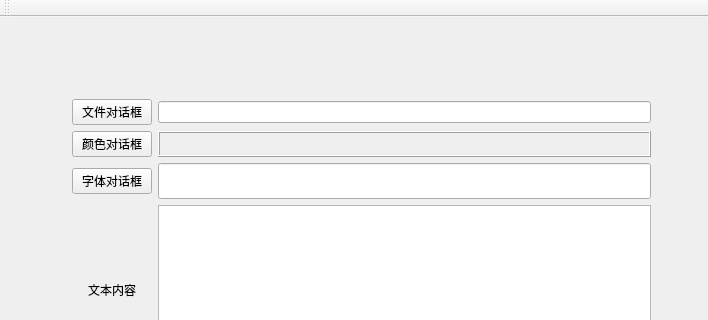
Above: SysDialogs/mainwindow.ui from AnClark/LearnQt before the change; both pictures show x 0 to 708 and y 0 to 320 of the 708 by 498 pixel window. Below: the same form after it.
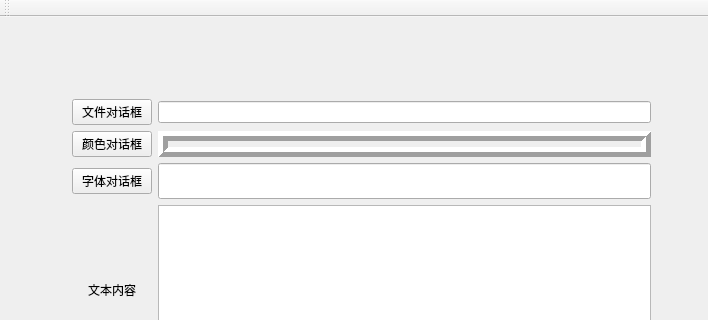
That is the form after the change.

```diff
--- a/SysDialogs/mainwindow.ui
+++ b/SysDialogs/mainwindow.ui
@@ -55,6 +55,9 @@
        <property name="frameShadow">
         <enum>QFrame::Raised</enum>
        </property>
+       <property name="lineWidth">
+        <number>5</number>
+       </property>
       </widget>
      </item>
      <item row="2" column="0">
```
